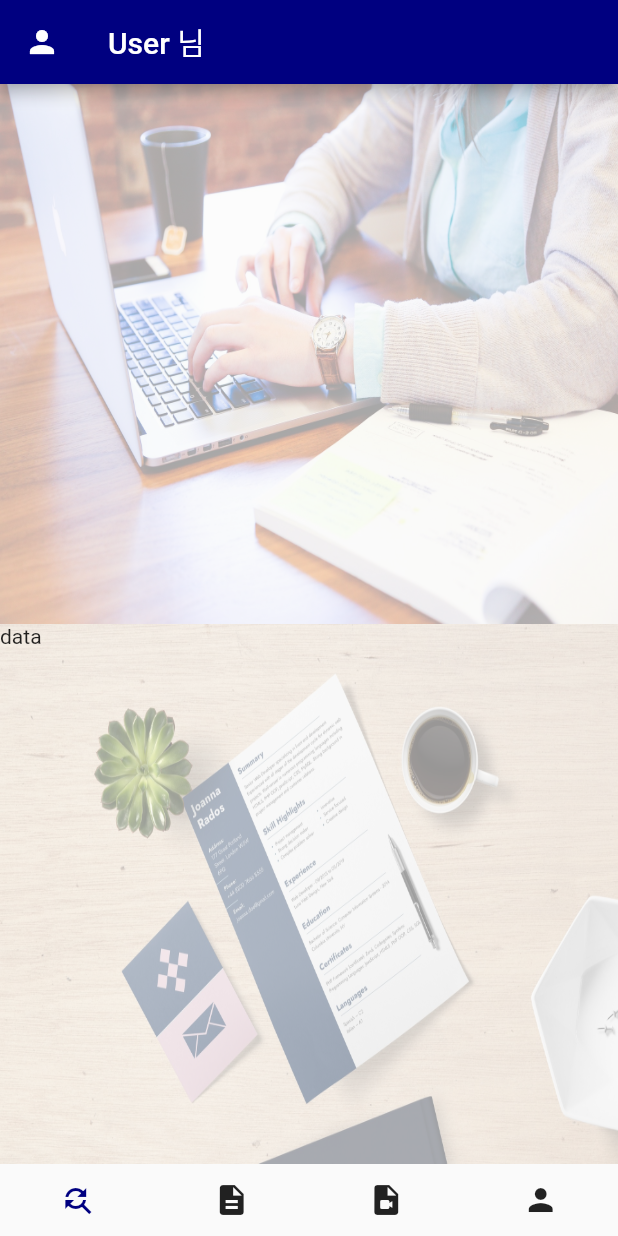
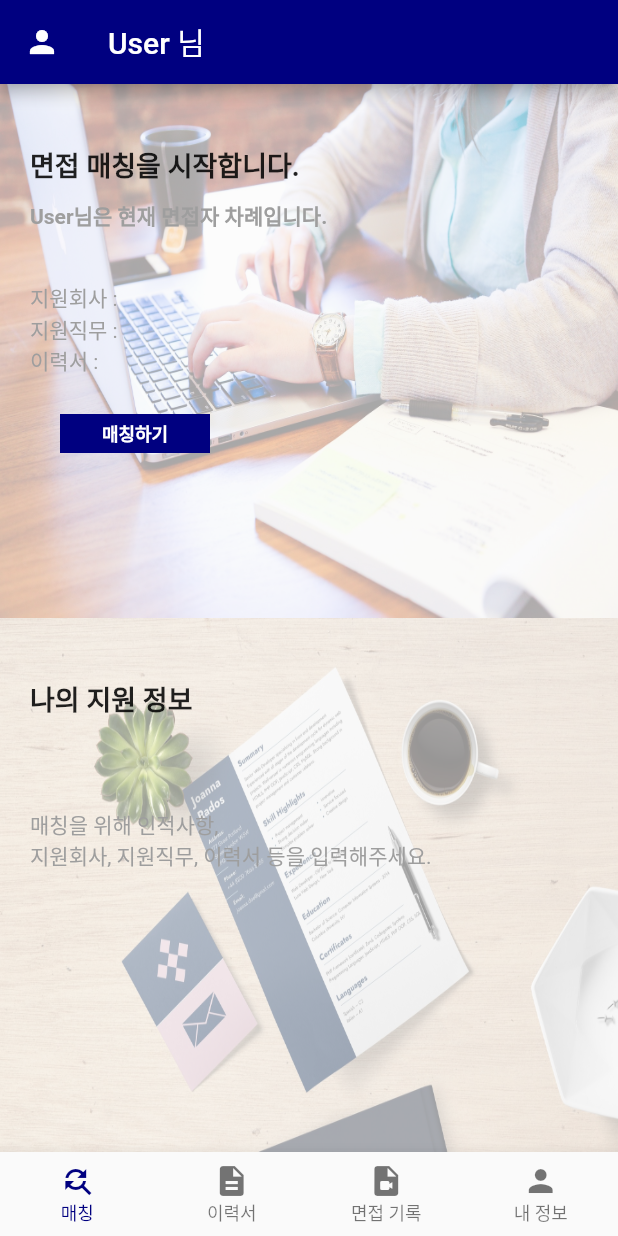
Before and after one commit to Jay-Pak/InterviewLINK, a Flutter app: the screen it shows after launch, on a phone screen of 412 x 824 dp. Run offline on Flutter 3.47's test engine with Material 2 defaults, Android fonts, the phone set to English and light mode, and no system bars.

Commit message:
12/26 19:48 by JAY

```diff
--- a/lib/pages/4_mainPage/mainPage.dart
+++ b/lib/pages/4_mainPage/mainPage.dart
@@ -1,4 +1,5 @@
 import 'package:flutter/material.dart';
+import 'package:interview_link/pages/3_personalInformationPage/personalInfoData.dart';
 
 class MainPage extends StatefulWidget {
   const MainPage({Key? key}) : super(key: key);
@@ -9,6 +10,7 @@ class MainPage extends StatefulWidget {
 
 class _MainPageState extends State<MainPage> {
   int _current_index = 0;
+  int _turn_state = 0;
 
   @override
   Widget build(BuildContext context) {
@@ -33,7 +35,75 @@ class _MainPageState extends State<MainPage> {
                       fit: BoxFit.fill,
                       opacity: 0.4),
                 ),
-                child: Text(''),
+                child: Padding(
+                  padding: const EdgeInsets.symmetric(horizontal: 20),
+                  child: Column(
+                    crossAxisAlignment: CrossAxisAlignment.start,
+                    children: [
+                      const SizedBox(
+                        height: 40,
+                      ),
+                      const Text(
+                        '면접 매칭을 시작합니다.',
+                        style: TextStyle(
+                            fontSize: 18, fontWeight: FontWeight.bold),
+                      ),
+                      const SizedBox(
+                        height: 10,
+                      ),
+                      _turn_state == 0
+                          ? const Text(
+                              'User님은 현재 면접자 차례입니다.',
+                              style: TextStyle(
+                                  color: Colors.grey,
+                                  fontWeight: FontWeight.bold),
+                            )
+                          : const Text(
+                              'User님은 현재 면접관 차례입니다.',
+                              style: TextStyle(
+                                  color: Colors.grey,
+                                  fontWeight: FontWeight.bold),
+                            ),
+                      const SizedBox(
+                        height: 34,
+                      ),
+                      const Text(
+                        '지원회사 : ',
+                        style: TextStyle(color: Colors.grey),
+                      ),
+                      const Text(
+                        '지원직무 : ',
+                        style: TextStyle(color: Colors.grey),
+                      ),
+                      const Text(
+                        '이력서 : ',
+                        style: TextStyle(color: Colors.grey),
+                      ),
+                      //  나의 지원 정보 class 필요함
+                      const SizedBox(
+                        height: 25,
+                      ),
+                      InkWell(
+                        child: Container(
+                          margin: EdgeInsets.only(left:20,),
+                          height: 26,
+                          width: 100,
+                          color: const Color(0xFF000080),
+                          child: const Center(
+                            child: Text(
+                              '매칭하기',
+                              style: TextStyle(
+                                color: Colors.white,
+                                fontSize: 12,
+                                fontWeight: FontWeight.bold,
+                              ),
+                            ),
+                          ),
+                        ),
+                      ),
+                    ],
+                  ),
+                ),
               )),
           Expanded(
               flex: 1,
@@ -46,67 +116,68 @@ class _MainPageState extends State<MainPage> {
                       fit: BoxFit.fill,
                       opacity: 0.4),
                 ),
-                child: Text('data'),
+                child: Padding(
+                  padding: const EdgeInsets.symmetric(horizontal: 20),
+                  child: Column(
+                    crossAxisAlignment: CrossAxisAlignment.start,
+                    children: const [
+                      SizedBox(
+                        height: 40,
+                      ),
+                      Text(
+                        '나의 지원 정보',
+                        style: TextStyle(
+                            fontSize: 18, fontWeight: FontWeight.bold),
+                      ),
+                      SizedBox(
+                        height: 60,
+                      ),
+                      Text(
+                        '매칭을 위해 인적사항,',
+                        style: TextStyle(color: Colors.grey),
+                      ),
+                      Text(
+                        '지원회사, 지원직무, 이력서 등을 입력해주세요.',
+                        style: TextStyle(color: Colors.grey),
+                      ),
+                    ],
+                  ),
+                ),
               )),
         ],
       ),
-      bottomNavigationBar: Container(
-        child: Row(
-          mainAxisAlignment: MainAxisAlignment.spaceAround,
-          children: [
-            IconButton(
-              onPressed: () {
-                _onCurrentPage(0);
-              },
-              icon: _current_index == 0
-                  ? const Icon(
-                      Icons.find_replace,
-                      color: Color(0xFF000080),
-                    )
-                  : const Icon(Icons.find_replace),
-            ),
-            IconButton(
-              onPressed: () {
-                _onCurrentPage(1);
-              },
-              icon: _current_index == 1
-                  ? const Icon(
-                      Icons.description,
-                      color: Color(0xFF000080),
-                    )
-                  : const Icon(Icons.description),
-            ),
-            IconButton(
-              onPressed: () {
-                _onCurrentPage(2);
-              },
-              icon: _current_index == 2
-                  ? const Icon(
-                      Icons.video_file,
-                      color: Color(0xFF000080),
-                    )
-                  : const Icon(Icons.video_file),
-            ),
-            IconButton(
-              onPressed: () {
-                _onCurrentPage(3);
-              },
-              icon: _current_index == 3
-                  ? const Icon(
-                      Icons.person,
-                      color: Color(0xFF000080),
-                    )
-                  : const Icon(Icons.person),
-            ),
-          ],
-        ),
+      bottomNavigationBar: BottomNavigationBar(
+        selectedFontSize: 12,
+        type: BottomNavigationBarType.fixed,
+        currentIndex: _current_index,
+        onTap: (idx) {
+          setState(() {
+            _current_index = idx;
+          });
+        },
+        items: const [
+          BottomNavigationBarItem(
+              label: '매칭',
+              icon: Icon(
+                Icons.find_replace,
+              )),
+          BottomNavigationBarItem(
+              label: '이력서',
+              icon: Icon(
+                Icons.description,
+              )),
+          BottomNavigationBarItem(
+              label: '면접 기록',
+              icon: Icon(
+                Icons.video_file,
+              )),
+          BottomNavigationBarItem(
+              label: '내 정보',
+              icon: Icon(
+                Icons.person,
+              )),
+        ],
       ),
     );
   }
-
-  void _onCurrentPage(int pageIndex) {
-    setState(() {
-      _current_index = pageIndex;
-    });
-  }
 }
```
